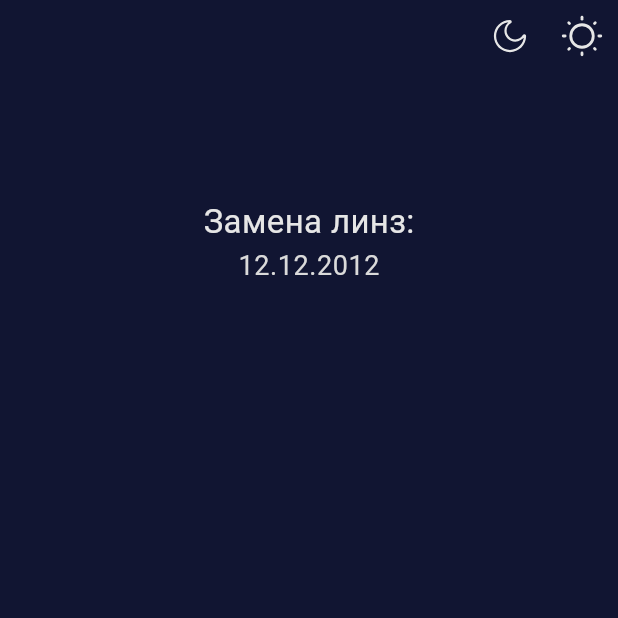
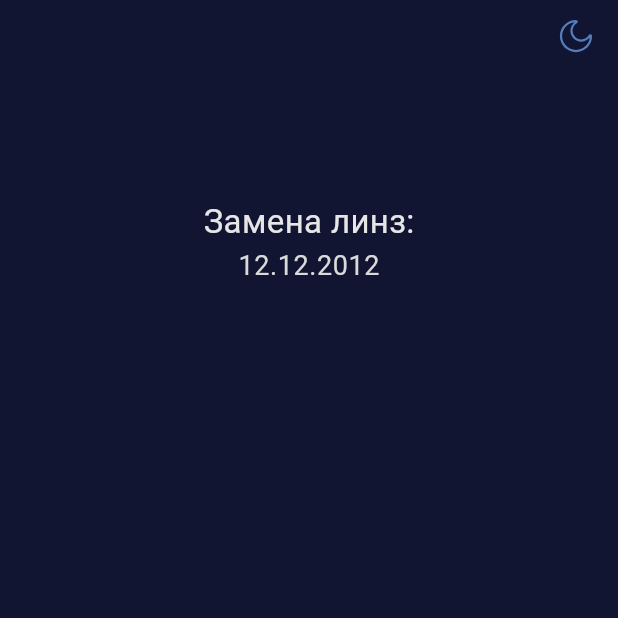
Before and after one commit to CactuZzRm/lens_notification_app_v2, a Flutter app: the screen it shows after launch, on a phone screen of 412 x 824 dp, the top half of it. Run offline on Flutter 3.47's test engine with Material 3 defaults, Android fonts, the light colour scheme and no system bars; our stand-ins replace adaptive_theme, bloc, flutter_bloc, flutter_svg, go_router.

Commit message:
add home page and change color theme

```diff
--- /dev/null
+++ b/lib/app.dart
@@ -0,0 +1,40 @@
+import 'package:adaptive_theme/adaptive_theme.dart';
+import 'package:flutter/material.dart';
+import 'package:flutter_bloc/flutter_bloc.dart';
+
+import 'config/router/router.dart';
+import 'config/themes/themes.dart';
+import 'pages/home_page/bloc/home_page_bloc.dart';
+import 'theme_cubit.dart';
+
+class MyApp extends StatelessWidget {
+  const MyApp({super.key});
+
+  @override
+  Widget build(BuildContext context) {
+    return AdaptiveTheme(
+      light: ThemeData.light(),
+      dark: darkTheme,
+      initial: AdaptiveThemeMode.dark,
+      builder: (light, dark) => MultiBlocProvider(
+        providers: [
+          // Cubits
+          BlocProvider(create: (context) => ThemeCubit()),
+
+          // BloC
+          BlocProvider(create: (context) => HomePageBloc()),
+        ],
+        child: BlocBuilder<ThemeCubit, ThemeState>(
+          builder: (context, state) {
+            return MaterialApp.router(
+              routerConfig: router,
+              debugShowCheckedModeBanner: false,
+              title: 'Lens application',
+              theme: (context.watch<ThemeCubit>().state as ThemeInitial).isDarkTheme ? dark : light,
+            );
+          },
+        ),
+      ),
+    );
+  }
+}
--- a/lib/config/router/router.dart
+++ b/lib/config/router/router.dart
@@ -12,7 +12,7 @@ final router = GoRouter(
     GoRoute(
       path: '/homePage',
       name: 'homePage',
-      builder: (context, state) => HomePage(),
+      builder: (context, state) => const HomePage(),
     )
   ],
 );
--- a/lib/main.dart
+++ b/lib/main.dart
@@ -1,28 +1,7 @@
-import 'package:adaptive_theme/adaptive_theme.dart';
 import 'package:flutter/material.dart';
 
-import 'config/router/router.dart';
-import 'config/themes/themes.dart';
+import 'app.dart';
 
 void main() {
   runApp(const MyApp());
 }
-
-class MyApp extends StatelessWidget {
-  const MyApp({super.key});
-
-  @override
-  Widget build(BuildContext context) {
-    return AdaptiveTheme(
-      light: ThemeData.light(),
-      dark: darkTheme,
-      initial: AdaptiveThemeMode.dark,
-      builder: (light, dark) => MaterialApp.router(
-        routerConfig: router,
-        debugShowCheckedModeBanner: false,
-        title: 'Flutter Demo',
-        theme: light
-      ),
-    );
-  }
-}
--- a/lib/pages/home_page/bloc/home_page_bloc.dart
+++ b/lib/pages/home_page/bloc/home_page_bloc.dart
@@ -10,4 +10,11 @@ class HomePageBloc extends Bloc<HomePageEvent, HomePageState> {
       // TODO: implement event handler
     });
   }
+
+  double angle = 360;
+
+  void flipIcon() {
+    angle != 0 ? angle = 0 : angle = 720;
+    emit(HomePageInitial());
+  }
 }
--- a/lib/pages/home_page/home_page.dart
+++ b/lib/pages/home_page/home_page.dart
@@ -1,5 +1,11 @@
 import 'package:flutter/material.dart';
+import 'package:flutter_bloc/flutter_bloc.dart';
 import 'package:flutter_svg/svg.dart';
+
+import 'dart:math' as math;
+
+import '../../theme_cubit.dart';
+import 'bloc/home_page_bloc.dart';
 
 class HomePage extends StatelessWidget {
   const HomePage({super.key});
@@ -28,28 +34,50 @@ class AppBar extends StatelessWidget {
 
   @override
   Widget build(BuildContext context) {
-    final theme = Theme.of(context);
-
-    return SizedBox(
+    return Container(
       height: 48,
+      padding: const EdgeInsets.symmetric(horizontal: 4),
       child: Row(
         children: [
           const Spacer(),
-          IconButton(
-            icon: SvgPicture.asset(
-              'assets/icons/svg/moon.svg',
-              color: theme.textTheme.bodyMedium!.color,
-            ),
-            onPressed: () => print('bup'),
-          ),
-          IconButton(
-            icon: SvgPicture.asset(
-              'assets/icons/svg/sun2.svg',
-              width: 30,
-              height: 30,
-              color: theme.textTheme.bodyMedium!.color,
-            ),
-            onPressed: () => print('bup'),
+          BlocBuilder<HomePageBloc, HomePageState>(
+            builder: (context, state) {
+              return BlocBuilder<ThemeCubit, ThemeState>(
+                builder: (context, state) {
+                  return IconButton(
+                    icon: TweenAnimationBuilder(
+                      tween: Tween<double>(begin: 0, end: context.watch<HomePageBloc>().angle),
+                      duration: const Duration(milliseconds: 800),
+                      curve: Curves.easeInOutBack,
+                      builder: (context, value, child) => Transform.rotate(
+                        angle: value * math.pi / 180,
+                        child: AnimatedCrossFade(
+                          duration: const Duration(milliseconds: 800),
+                          firstChild: SvgPicture.asset(
+                            'assets/icons/svg/sun2.svg',
+                            color: const Color.fromRGBO(230, 233, 70, 1),
+                          ),
+                          secondChild: SvgPicture.asset(
+                            'assets/icons/svg/moon.svg',
+                            color: const Color.fromRGBO(84, 125, 189, 1),
+                          ),
+                          crossFadeState: (context.watch<ThemeCubit>().state as ThemeInitial).isDarkTheme
+                              ? CrossFadeState.showFirst
+                              : CrossFadeState.showSecond,
+                        ),
+                      ),
+                      // child:
+                    ),
+                    onPressed: () {
+                      context.read<ThemeCubit>().changeTheme(context);
+                      context.read<HomePageBloc>().flipIcon();
+                      // context.read<HomePageBloc>().changeIcon();
+                    },
+                    // onPressed: () => print('bup'),
+                  );
+                },
+              );
+            },
           ),
         ],
       ),
--- /dev/null
+++ b/lib/theme_cubit.dart
@@ -0,0 +1,19 @@
+import 'package:adaptive_theme/adaptive_theme.dart';
+import 'package:bloc/bloc.dart';
+import 'package:flutter/material.dart';
+
+part 'theme_state.dart';
+
+class ThemeCubit extends Cubit<ThemeState> {
+  ThemeCubit() : super(ThemeInitial(isDarkTheme: false));
+
+  bool isDarkTheme = false;
+
+  void changeTheme(BuildContext context) {
+    isDarkTheme = !isDarkTheme;
+    AdaptiveTheme.of(context).mode == AdaptiveThemeMode.dark
+        ? AdaptiveTheme.of(context).setLight()
+        : AdaptiveTheme.of(context).setDark();
+    emit(ThemeInitial(isDarkTheme: isDarkTheme));
+  }
+}
--- /dev/null
+++ b/lib/theme_state.dart
@@ -0,0 +1,10 @@
+part of 'theme_cubit.dart';
+
+@immutable
+sealed class ThemeState {}
+
+final class ThemeInitial extends ThemeState {
+  final bool isDarkTheme;
+
+  ThemeInitial({required this.isDarkTheme});
+}
--- a/pubspec.yaml
+++ b/pubspec.yaml
@@ -39,6 +39,7 @@ dependencies:
   adaptive_theme: ^3.6.0
   flutter_svg: ^2.0.10+1
   flutter_bloc: ^8.1.5
+  bloc: ^8.1.4
 
 dev_dependencies:
   flutter_test:
```
Also changed, not shown: pubspec.lock, 1 other file.
